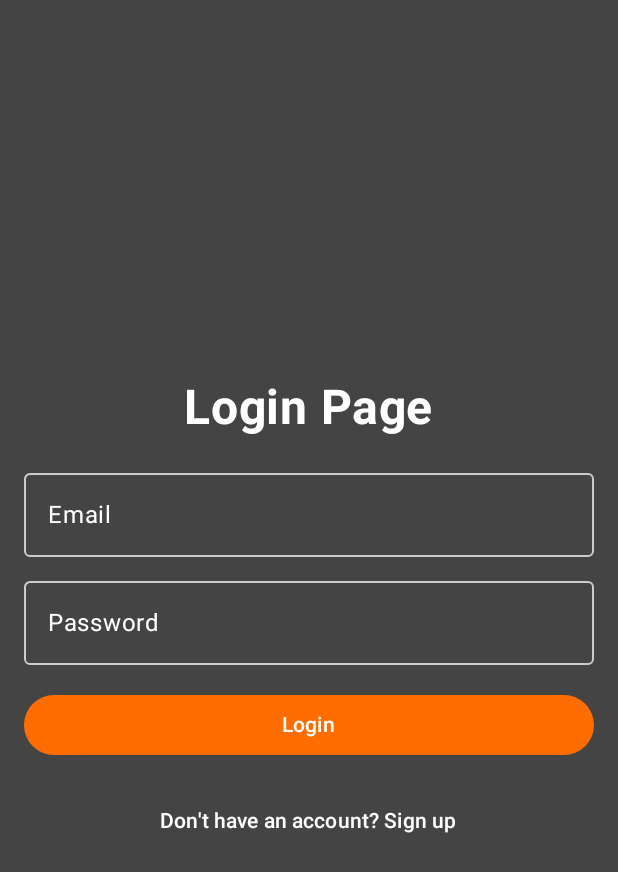
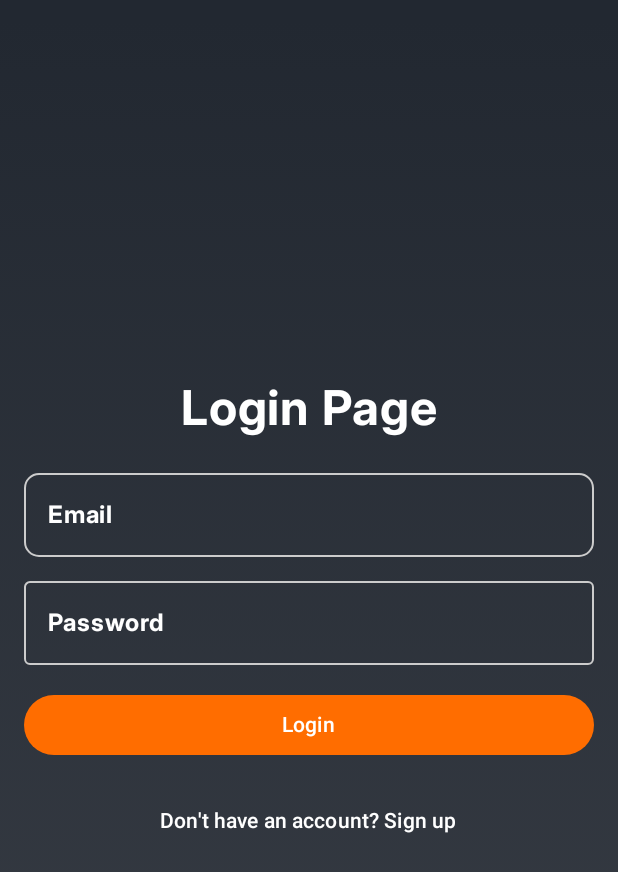
Before and after one commit to juan-estrad/FitQuest, an Android app built with Jetpack Compose: the screen it shows after launch (MainActivity), on a phone screen of 412 x 824 dp. Shown: the top 872 px of the screen. Run offline under Robolectric (Android 15) with nearby library versions, the phone set to English and light mode, and no system bars; our stand-ins replace Firebase (no records; nobody signed in at launch, a user with empty details on screens opened directly), livedata-compose; Roboto replaces fonts that are not available here.

Commit message:
Tried to implement things from Figma

```diff
--- a/app/src/main/java/com/example/fitquest/pages/HomePage.kt
+++ b/app/src/main/java/com/example/fitquest/pages/HomePage.kt
@@ -34,6 +34,9 @@ import androidx.navigation.NavController
 import com.example.fitquest.AuthState
 import com.example.fitquest.AuthViewModel
 
+
+
+
 @Composable
 fun HomePage(modifier: Modifier = Modifier, navController: NavController, authViewModel: AuthViewModel){
     val authState=authViewModel.authState.observeAsState()
@@ -47,7 +50,7 @@ fun HomePage(modifier: Modifier = Modifier, navController: NavController, authVi
     Column(
         modifier = modifier
             .fillMaxSize()
-            .background(Color.DarkGray)
+            .background(Color.Blue)
             .padding(16.dp)
     ) {
         // Top section with title and user icon
@@ -63,7 +66,7 @@ fun HomePage(modifier: Modifier = Modifier, navController: NavController, authVi
                 modifier = Modifier
                     .size(40.dp)
                     .clip(CircleShape)
-                    .background(Color.Gray),
+                    .background(Color.Blue),
                 contentAlignment = Alignment.Center
             ) {
                 Text("USER", fontSize = 12.sp, color = Color.White)
@@ -71,7 +74,7 @@ fun HomePage(modifier: Modifier = Modifier, navController: NavController, authVi
         }
 
         // XP Progress Bar
-        Text("XP", color = Color.White, fontSize = 14.sp)
+        Text("XP", color = Color.DarkGray, fontSize = 14.sp)
         LinearProgressIndicator(
             progress = 0.7f, // Replace with dynamic XP progress
             color = Color(0xFFFF6D00),
--- a/app/src/main/java/com/example/fitquest/pages/LoginPage.kt
+++ b/app/src/main/java/com/example/fitquest/pages/LoginPage.kt
@@ -1,7 +1,7 @@
 package com.example.fitquest.pages
 
 import android.widget.Toast
-import androidx.compose.foundation.Image
+
 import androidx.compose.foundation.background
 import androidx.compose.foundation.layout.Arrangement
 import androidx.compose.foundation.layout.Column
@@ -10,7 +10,6 @@ import androidx.compose.foundation.layout.fillMaxSize
 import androidx.compose.foundation.layout.fillMaxWidth
 import androidx.compose.foundation.layout.height
 import androidx.compose.foundation.layout.padding
-import androidx.compose.foundation.layout.size
 import androidx.compose.material3.Button
 import androidx.compose.material3.ButtonDefaults
 import androidx.compose.material3.ExperimentalMaterial3Api
@@ -21,7 +20,7 @@ import androidx.compose.runtime.mutableStateOf
 import androidx.compose.runtime.remember
 import androidx.compose.runtime.setValue
 import androidx.compose.ui.Alignment
-import androidx.compose.ui.Modifier
+
 import androidx.compose.ui.unit.dp
 import androidx.compose.ui.unit.sp
 import androidx.navigation.NavController
@@ -31,13 +30,18 @@ import androidx.compose.material3.TextButton
 import androidx.compose.material3.TextFieldDefaults
 import androidx.compose.runtime.LaunchedEffect
 import androidx.compose.runtime.livedata.observeAsState
-import androidx.compose.ui.graphics.Color
+
 import androidx.compose.ui.platform.LocalContext
-import androidx.compose.ui.res.painterResource
 import androidx.compose.ui.text.font.FontWeight
 import com.example.fitquest.AuthState
-import com.example.fitquest.R
 
+import androidx.compose.foundation.shape.RoundedCornerShape
+import androidx.compose.ui.Modifier
+import androidx.compose.ui.graphics.Brush
+import androidx.compose.ui.graphics.Color
+
+//import com.example.composeapp.ui.theme.color1
+//import com.example.composeapp.ui.theme.color2
 
 @OptIn(ExperimentalMaterial3Api::class)
 @Composable
@@ -62,15 +66,46 @@ fun LoginPage(modifier: Modifier = Modifier, navController: NavController, authV
         }
     }
 
+
+
+    val verticalGradientBrush = Brush.verticalGradient(
+        listOf(Color(0xFF222831) , Color(0xFF393E46)),
+        startY = 20.0f,
+        endY = Float.POSITIVE_INFINITY
+    )
+
+
+    val linear = Brush.linearGradient(listOf(Color.Red, Color.Blue));
+
+
     // Login page layout
     Column(
         modifier = modifier
             .fillMaxSize()
-            .background(Color.DarkGray)
-            .padding(16.dp),
+            .background(verticalGradientBrush)
+            .padding(16.dp)
+        ,
         verticalArrangement = Arrangement.Center,
-        horizontalAlignment = Alignment.CenterHorizontally
+        horizontalAlignment = Alignment.CenterHorizontally,
+
     ) {
+
+//        Box(
+//            modifier = Modifier
+//                .fillMaxSize()
+//                .size(120.dp)
+//                .background(linear)
+//        );
+
+
+//        Box(
+//            modifier = modifier
+//                .fillMaxSize()
+//                .background(gradient)
+//                .padding(horizontal = 16.dp, vertical = 8.dp),
+//            contentAlignment = Alignment.Center
+//        ) {}
+
         // Title
         Text(
             text = "Login Page",
@@ -93,6 +128,7 @@ fun LoginPage(modifier: Modifier = Modifier, navController: NavController, authV
                 unfocusedLabelColor = Color.White,
 
                 ),
+            shape = RoundedCornerShape(size = 10.dp),
             modifier = Modifier.fillMaxWidth()
         )
 
@@ -131,6 +167,9 @@ fun LoginPage(modifier: Modifier = Modifier, navController: NavController, authV
         TextButton(onClick = { navController.navigate("signup") }) {
             Text(text = "Don't have an account? Sign up", color = Color.White)
         }
+
+
+
     }
 
 
--- a/app/src/main/java/com/example/fitquest/ui/theme/Color.kt
+++ b/app/src/main/java/com/example/fitquest/ui/theme/Color.kt
@@ -9,3 +9,13 @@ val Pink80 = Color(0xFFEFB8C8)
 val Purple40 = Color(0xFF6650a4)
 val PurpleGrey40 = Color(0xFF625b71)
 val Pink40 = Color(0xFF7D5260)
+
+//listOf(Color(0xFF393E46), Color(0xFF222831)),
+
+val dark1 = Color(0xFF393E46);
+val dark2 = Color(0xFF222831);
+
+val grayWhite = Color(0xFFEEEEEE);
+
+val darkOrange = Color(0xFF967410);
+val lighterOrange = Color(0xFFD58D18);
--- a/app/src/main/java/com/example/fitquest/ui/theme/Theme.kt
+++ b/app/src/main/java/com/example/fitquest/ui/theme/Theme.kt
@@ -2,6 +2,7 @@ package com.example.fitquest.ui.theme
 
 import android.app.Activity
 import android.os.Build
+import androidx.compose.foundation.background
 import androidx.compose.foundation.isSystemInDarkTheme
 import androidx.compose.material3.MaterialTheme
 import androidx.compose.material3.darkColorScheme
@@ -9,18 +10,46 @@ import androidx.compose.material3.dynamicDarkColorScheme
 import androidx.compose.material3.dynamicLightColorScheme
 import androidx.compose.material3.lightColorScheme
 import androidx.compose.runtime.Composable
+import androidx.compose.ui.Modifier
+import androidx.compose.ui.graphics.Brush
+import androidx.compose.ui.graphics.Color
 import androidx.compose.ui.platform.LocalContext
 
+
+
+val verticalGradientBrush = Brush.verticalGradient(
+    listOf(Color(0xFF222831) , Color(0xFF393E46)),
+    startY = 0.0f,
+    endY = Float.POSITIVE_INFINITY
+)
+
+
+
+
 private val DarkColorScheme = darkColorScheme(
-    primary = Purple80,
-    secondary = PurpleGrey80,
-    tertiary = Pink80
+    primary = darkOrange,
+    secondary = darkOrange,
+    tertiary = darkOrange,
+    onSurface = Purple40,
+    onBackground = darkOrange,
+
+    //Other default colors to override
+    background = darkOrange,
+    surface = darkOrange,
+    onPrimary = Color.White,
+    onSecondary = Color.White,
+    onTertiary = Color.White
+//onBackground = Color(0xFF1C1B1F),
+//onSurface = Color(0xFF1C1B1F),
+
 )
 
 private val LightColorScheme = lightColorScheme(
     primary = Purple40,
     secondary = PurpleGrey40,
-    tertiary = Pink40
+    tertiary = Pink40,
+    background = darkOrange
+
 
     /* Other default colors to override
     background = Color(0xFFFFFBFE),
@@ -33,6 +62,9 @@ private val LightColorScheme = lightColorScheme(
     */
 )
 
+
+
+
 @Composable
 fun FitQuestTheme(
     darkTheme: Boolean = isSystemInDarkTheme(),
@@ -41,7 +73,7 @@ fun FitQuestTheme(
     content: @Composable () -> Unit
 ) {
     val colorScheme = when {
-        dynamicColor && Build.VERSION.SDK_INT >= Build.VERSION_CODES.S -> {
+        dynamicColor  -> {
             val context = LocalContext.current
             if (darkTheme) dynamicDarkColorScheme(context) else dynamicLightColorScheme(context)
         }
--- a/app/src/main/java/com/example/fitquest/ui/theme/Type.kt
+++ b/app/src/main/java/com/example/fitquest/ui/theme/Type.kt
@@ -2,19 +2,39 @@ package com.example.fitquest.ui.theme
 
 import androidx.compose.material3.Typography
 import androidx.compose.ui.text.TextStyle
+import androidx.compose.ui.text.font.Font
 import androidx.compose.ui.text.font.FontFamily
 import androidx.compose.ui.text.font.FontWeight
 import androidx.compose.ui.unit.sp
+import com.example.fitquest.R
+
+
+val interFont = FontFamily(Font(R.font.inter_bold));
+
+
+
+
 
 // Set of Material typography styles to start with
 val Typography = Typography(
     bodyLarge = TextStyle(
-        fontFamily = FontFamily.Default,
-        fontWeight = FontWeight.Normal,
+        color = grayWhite,
+        fontFamily = interFont,
+//        fontWeight = FontWeight.Bold,
         fontSize = 16.sp,
         lineHeight = 24.sp,
         letterSpacing = 0.5.sp
     )
+
+//            Text(
+//            text = "EMAIL OR USERNAME",
+//    style = TextStyle(
+//        fontSize = 16.sp,
+//        fontFamily = FontFamily(Font(R.font.inter)),
+//        fontWeight = FontWeight(700),
+//        color = Color(0xFFEEEEEE),
+//    )
+//)
     /* Other default text styles to override
     titleLarge = TextStyle(
         fontFamily = FontFamily.Default,
```
Also changed, not shown: app/src/main/res/font/inter_bold.ttf (added).
